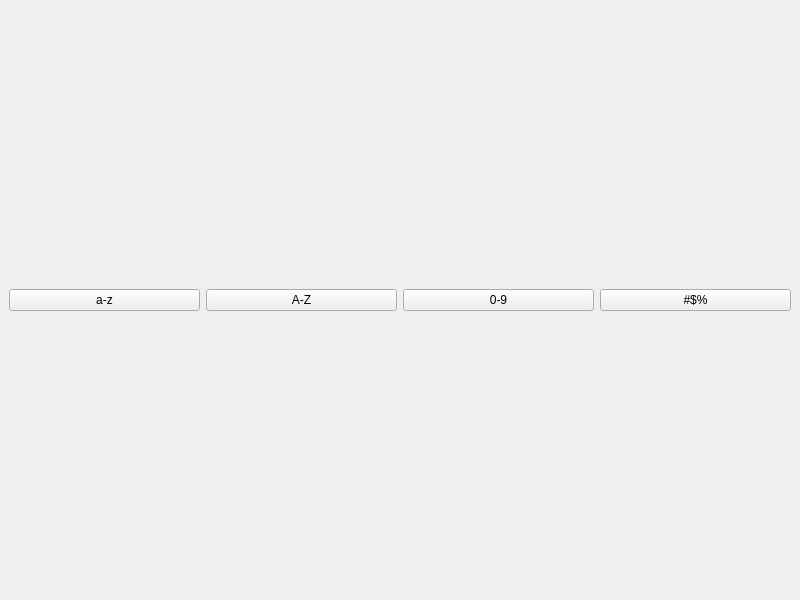
Qt form password-generator.ui (oper26laen/password-generator) before a commit.
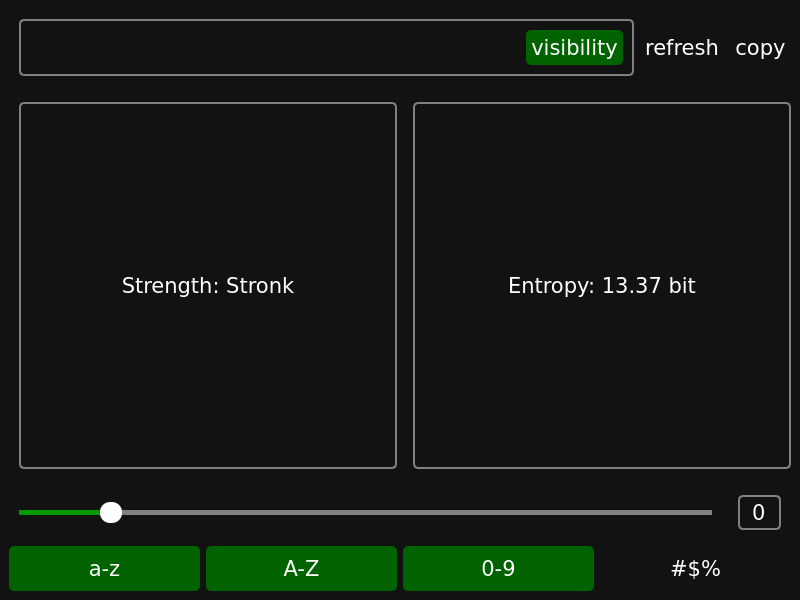
The same form after that commit.

Patch:
```diff
--- a/password-generator.ui
+++ b/password-generator.ui
@@ -13,16 +13,229 @@
   <property name="windowTitle">
    <string>MainWindow</string>
   </property>
+  <property name="styleSheet">
+   <string notr="true">QWidget {
+    background-color: #121212;
+    color: white;
+    font-family: Verdana;
+    font-size: 16pt;
+    margin: 10px;
+}
+
+QPushButton {
+    border: 2px solid gray;
+    border-radius: 5px;
+}
+
+QPushButton#btn_lower,
+#btn_upper,
+#btn_digits,
+#btn_special {
+    padding: 10px;
+}
+
+QPushButton:hover {
+    border-color: #090;
+}
+
+QPushButton:pressed {
+    border: 4px solid #090;
+    border-radius: 5px;
+}
+
+QPushButton:checked {
+    background-color: #006300;
+    border-color: #090;
+}
+
+
+QSlider::groove:horizontal {
+    background-color: transparent;
+    height: 5px;
+}
+QSlider::sub-page:horizontal {
+    background-color: #090;
+}
+QSlider::add-page:horizontal {
+    background-color: gray;
+}
+QSlider::handle:horizontal {
+    background-color: white;
+    width: 22px;
+    border-radius: 10px;
+    margin-top: -8px;
+    margin-bottom: -8px;
+}
+
+
+QSpinBox {
+    border: 2px solid gray;
+    border-radius: 5px;
+    background: transparent;
+    padding: 2px;
+}
+
+QSpinBox:hover {
+    border-color: #009900;
+}
+
+QLineEdit {
+    border: none;
+    margin: 0;
+    font-size: 20pt;
+}
+
+QPushButton {
+    border: none;
+    margin: 0;
+    background-color: transparent;
+}
+
+QPushButton {
+    margin-right: 0;
+    margin-left: 0;
+}
+
+QPushButton {
+    padding: 5px;
+    margin-left: 0;
+}
+
+QFrame {
+    border: 2px solid gray;
+    border-radius: 5px;
+    margin-right: 0;
+}
+
+QFrame:hover {
+    border-color: #090;
+}</string>
+  </property>
   <widget class="QWidget" name="centralwidget">
    <layout class="QVBoxLayout" name="verticalLayout">
     <item>
-     <layout class="QHBoxLayout" name="horizontalLayout_4"/>
+     <layout class="QHBoxLayout" name="layout_password">
+      <item>
+       <widget class="QFrame" name="frame_password">
+        <property name="sizePolicy">
+         <sizepolicy hsizetype="Preferred" vsizetype="Maximum">
+          <horstretch>0</horstretch>
+          <verstretch>0</verstretch>
+         </sizepolicy>
+        </property>
+        <property name="frameShape">
+         <enum>QFrame::Shape::StyledPanel</enum>
+        </property>
+        <property name="frameShadow">
+         <enum>QFrame::Shadow::Raised</enum>
+        </property>
+        <layout class="QHBoxLayout" name="horizontalLayout_2">
+         <item>
+          <widget class="QLineEdit" name="line_password"/>
+         </item>
+         <item>
+          <widget class="QPushButton" name="btn_visibility">
+           <property name="text">
+            <string>visibility</string>
+           </property>
+           <property name="checkable">
+            <bool>true</bool>
+           </property>
+           <property name="checked">
+            <bool>true</bool>
+           </property>
+          </widget>
+         </item>
+        </layout>
+       </widget>
+      </item>
+      <item>
+       <widget class="QPushButton" name="btn_refresh">
+        <property name="text">
+         <string>refresh</string>
+        </property>
+        <property name="checkable">
+         <bool>false</bool>
+        </property>
+        <property name="checked">
+         <bool>false</bool>
+        </property>
+       </widget>
+      </item>
+      <item>
+       <widget class="QPushButton" name="btn_copy">
+        <property name="text">
+         <string>copy</string>
+        </property>
+        <property name="checkable">
+         <bool>false</bool>
+        </property>
+        <property name="checked">
+         <bool>false</bool>
+        </property>
+       </widget>
+      </item>
+     </layout>
     </item>
     <item>
-     <layout class="QHBoxLayout" name="horizontalLayout"/>
+     <layout class="QHBoxLayout" name="layout_info">
+      <item>
+       <widget class="QLabel" name="label_strength">
+        <property name="sizePolicy">
+         <sizepolicy hsizetype="Preferred" vsizetype="Preferred">
+          <horstretch>0</horstretch>
+          <verstretch>0</verstretch>
+         </sizepolicy>
+        </property>
+        <property name="text">
+         <string>Strength: Stronk</string>
+        </property>
+        <property name="alignment">
+         <set>Qt::AlignmentFlag::AlignCenter</set>
+        </property>
+       </widget>
+      </item>
+      <item>
+       <widget class="QLabel" name="label_entropy">
+        <property name="sizePolicy">
+         <sizepolicy hsizetype="Preferred" vsizetype="Preferred">
+          <horstretch>0</horstretch>
+          <verstretch>0</verstretch>
+         </sizepolicy>
+        </property>
+        <property name="text">
+         <string>Entropy: 13.37 bit</string>
+        </property>
+        <property name="alignment">
+         <set>Qt::AlignmentFlag::AlignCenter</set>
+        </property>
+       </widget>
+      </item>
+     </layout>
     </item>
     <item>
-     <layout class="QHBoxLayout" name="horizontalLayout_2"/>
+     <layout class="QHBoxLayout" name="layout_length">
+      <item>
+       <widget class="QSlider" name="slider_length">
+        <property name="value">
+         <number>12</number>
+        </property>
+        <property name="orientation">
+         <enum>Qt::Orientation::Horizontal</enum>
+        </property>
+       </widget>
+      </item>
+      <item>
+       <widget class="QSpinBox" name="spinbox_length">
+        <property name="alignment">
+         <set>Qt::AlignmentFlag::AlignCenter</set>
+        </property>
+        <property name="buttonSymbols">
+         <enum>QAbstractSpinBox::ButtonSymbols::NoButtons</enum>
+        </property>
+       </widget>
+      </item>
+     </layout>
     </item>
     <item>
      <layout class="QHBoxLayout" name="horizontalLayout_3">
@@ -34,6 +247,9 @@
         <property name="checkable">
          <bool>true</bool>
         </property>
+        <property name="checked">
+         <bool>true</bool>
+        </property>
        </widget>
       </item>
       <item>
@@ -44,6 +260,9 @@
         <property name="checkable">
          <bool>true</bool>
         </property>
+        <property name="checked">
+         <bool>true</bool>
+        </property>
        </widget>
       </item>
       <item>
@@ -54,6 +273,9 @@
         <property name="checkable">
          <bool>true</bool>
         </property>
+        <property name="checked">
+         <bool>true</bool>
+        </property>
        </widget>
       </item>
       <item>
@@ -62,7 +284,7 @@
          <string>#$%</string>
         </property>
         <property name="checkable">
-         <bool>false</bool>
+         <bool>true</bool>
         </property>
        </widget>
       </item>
```
Left out of the diff: 2 changed lines with no effect on the pictures.
